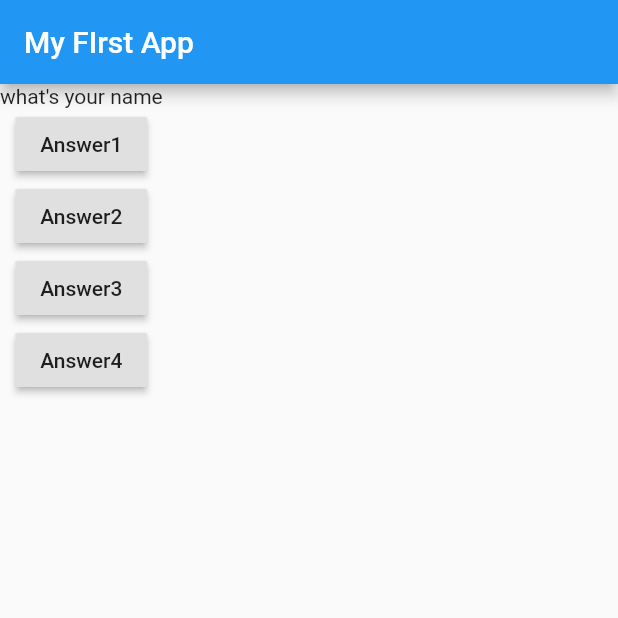
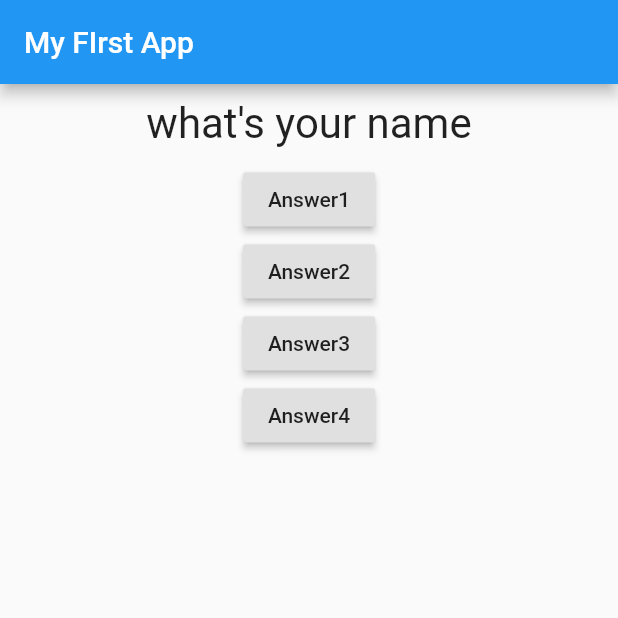
Before and after one commit to kanayanindya/idemiaFlutter, a Flutter app: the screen it shows after launch, on a phone screen of 412 x 824 dp, the top half of it. Run offline on Flutter 3.47's test engine with Material 2 defaults, Android fonts, the phone set to English and light mode, and no system bars.

Commit message:
39-menambahkan style sederhana

```diff
--- a/serction2/lib/question.dart
+++ b/serction2/lib/question.dart
@@ -7,6 +7,14 @@ class Question extends StatelessWidget {
 
   @override
   Widget build(BuildContext context) {
-    return Text(questionText);
+    return Container(
+      width: double.infinity,
+      margin: EdgeInsets.all(10),
+      child: Text(
+        questionText,
+        style: TextStyle(fontSize: 28),
+        textAlign: TextAlign.center, //enum
+      ),
+    );
   }
 }
```
